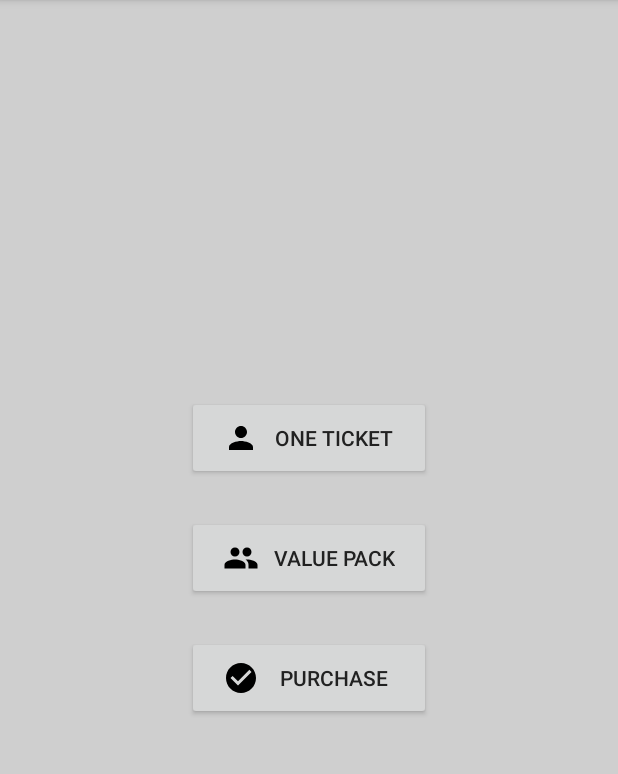
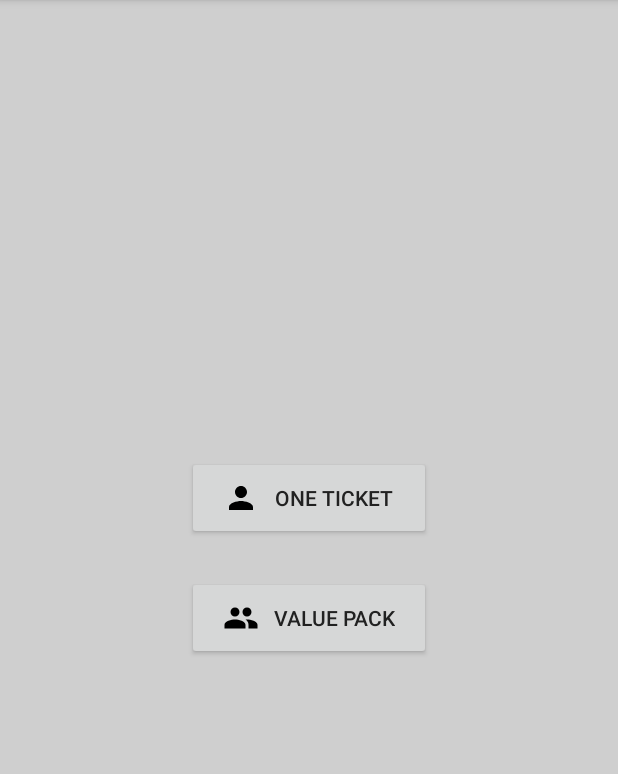
Before and after one commit to laszlourszuly/Alphabet, an Android app: the screen it shows after launch (TicketActivity), on a phone screen of 412 x 824 dp, the part 84-858 px from its top. Run offline under Robolectric (Android 15) with nearby library versions, the phone set to English and light mode, and no system bars; 2 statements that could not run were skipped.

Commit message:
Removed purchase button in main view.

```diff
--- a/app/src/main/res/layout/fragment_onboarding_offering.xml
+++ b/app/src/main/res/layout/fragment_onboarding_offering.xml
@@ -36,18 +36,6 @@
             android:paddingTop="16dp"
             android:text="@string/value_pack"/>
 
-        <Button
-            android:id="@+id/purchase"
-            android:layout_width="match_parent"
-            android:layout_height="wrap_content"
-            android:layout_marginBottom="24dp"
-            android:drawablePadding="10dp"
-            android:drawableStart="@drawable/ic_check_circle_black_24px"
-            android:paddingBottom="16dp"
-            android:paddingEnd="24dp"
-            android:paddingStart="24dp"
-            android:paddingTop="16dp"
-            android:text="Purchase"/>
 
 
     </LinearLayout>
```
